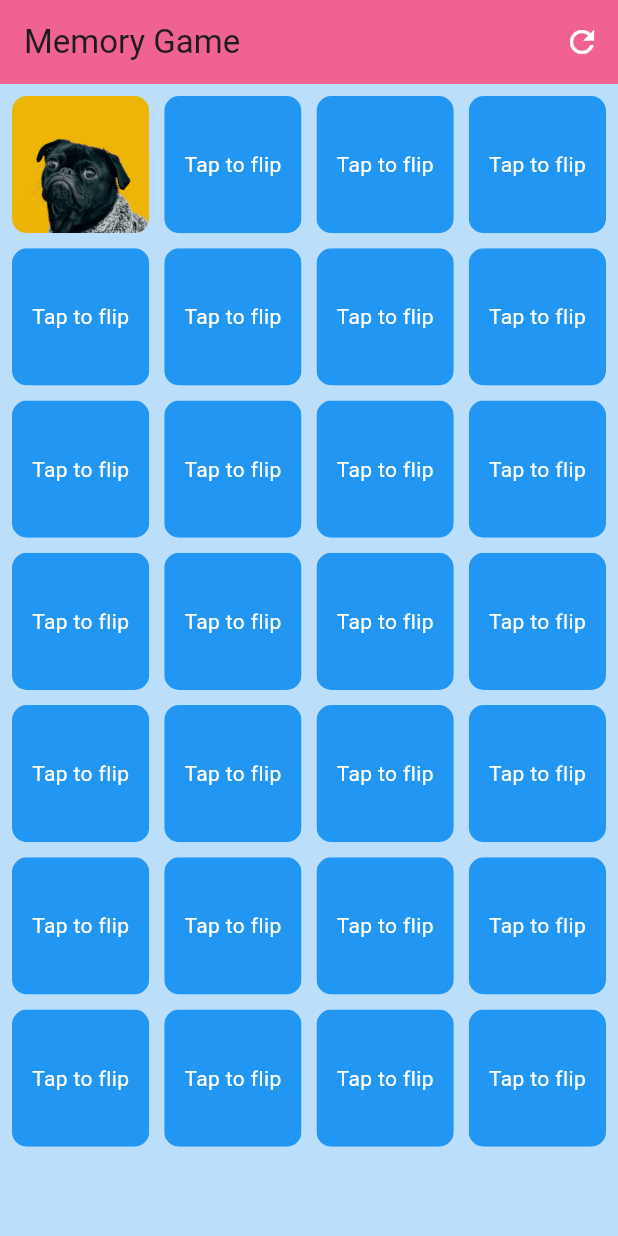
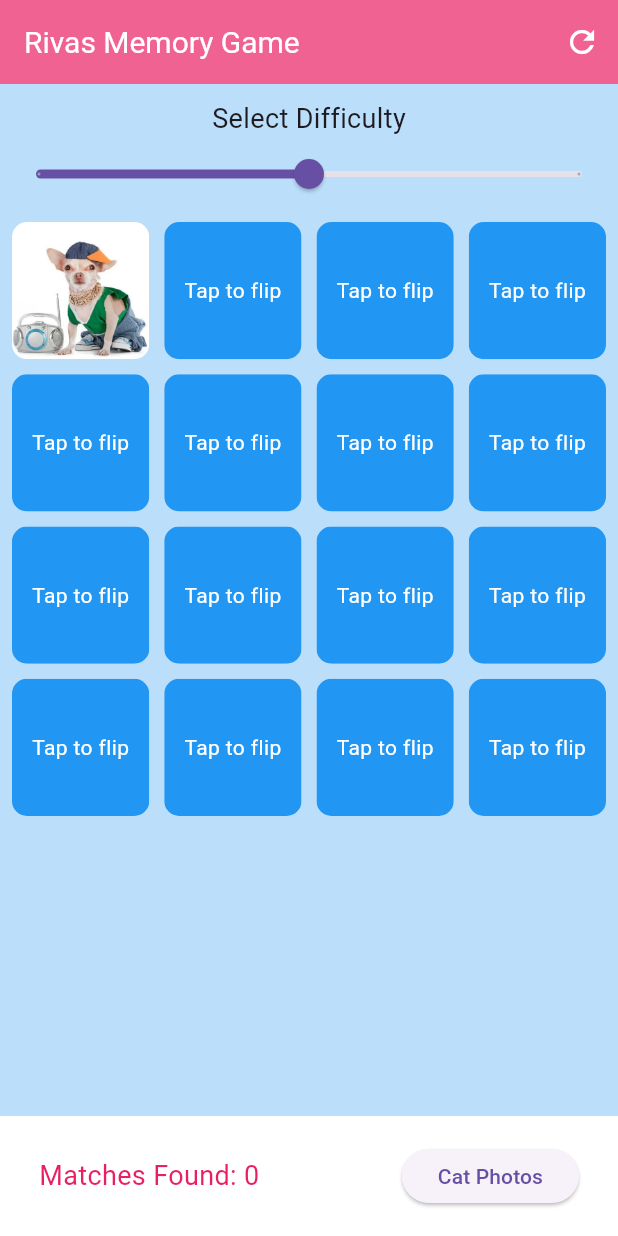
Before and after one commit to heatherfischer/memory_game1, a Flutter app: the screen it shows after launch, after a tap on "Tap to flip", on a phone screen of 412 x 824 dp. Run offline on Flutter 3.47's test engine with Material 3 defaults, Android fonts, the phone set to English and light mode, and no system bars; network calls fail.

Commit message:
add app icon, add screen to display cat photos from API

```diff
--- a/lib/main.dart
+++ b/lib/main.dart
@@ -1,113 +1,20 @@
-import 'dart:math';
+
 import 'package:flutter/material.dart';
 
+import'package:memory_game1/memory_game_screen.dart';
+
 void main() {
-  runApp(const MemoryGameScreen());
+  runApp(const MyApp());
 }
 
-class MemoryGameScreen extends StatefulWidget {
-  const MemoryGameScreen({super.key});
-
-  @override
-  _MemoryGameScreenState createState() => _MemoryGameScreenState();
-}
-
-class _MemoryGameScreenState extends State<MemoryGameScreen> {
-  final List<String> imagePaths = [
-    "assets/images/cowboy.jpg",
-    "assets/images/skimask.jpg",
-    "assets/images/elf.jpeg",
-    "assets/images/ghost.jpg",
-    "assets/images/glitterHat.tiff",
-    "assets/images/greysweater.jpeg",
-    "assets/images/hawaii.jpg",
-    "assets/images/hiphop.jpg",
-    "assets/images/nose.tiff",
-    "assets/images/glasses.jpg",
-    "assets/images/sunglasses.jpeg",
-    "assets/images/superman.jpg",
-    "assets/images/sweater.jpg",
-    "assets/images/witch.tiff"
-  ];
-
-  List<String> gameImages = [];
-  List<bool> flippedCards = []; // Track flipped state
-
-  @override
-  void initState() {
-    super.initState();
-    setupGame();
-  }
-
-  void setupGame() {
-    setState(() {
-      gameImages = [...imagePaths, ...imagePaths];
-      gameImages.shuffle(Random());
-      flippedCards = List.generate(gameImages.length, (index) => false);
-    });
-  }
-
-  void flipCard(int index) {
-    setState(() {
-      flippedCards[index] = !flippedCards[index];
-    });
-  }
-
-  void restartGame() {
-    setupGame();
-    ScaffoldMessenger.of(context).showSnackBar(
-      const SnackBar(content: Text("Game restarted!")),
-    );
-  }
+class MyApp extends StatelessWidget {
+  const MyApp({super.key});
 
   @override
   Widget build(BuildContext context) {
     return MaterialApp(
-      home: Scaffold(
-        backgroundColor: Colors.blue[100],
-        appBar: AppBar(
-          title: const Text('Memory Game'),
-          backgroundColor: Colors.pink[300],
-          actions: [
-            IconButton(
-              icon: Icon(Icons.refresh, color: Colors.white),
-              onPressed: restartGame,
-              tooltip: "Restart Game",
-            ),
-          ],
-        ),
-        body: Padding(
-          padding: const EdgeInsets.all(8.0),
-          child: GridView.builder(
-            gridDelegate: const SliverGridDelegateWithFixedCrossAxisCount(
-              crossAxisCount: 4,
-              crossAxisSpacing: 10,
-              mainAxisSpacing: 10,
-            ),
-            itemCount: gameImages.length,
-            itemBuilder: (context, index) {
-              return GestureDetector(
-                onTap: () {
-                  flipCard(index);
-                },
-                child: ClipRRect(
-                  borderRadius: BorderRadius.circular(10),
-                  child: flippedCards[index]
-                      ? Image.asset(
-                    gameImages[index],
-                    fit: BoxFit.cover,
-                  )
-                      : Container(
-                    color: Colors.blue,
-                    child: const Center(child: Text("Tap to flip",
-                      style: TextStyle(color: Colors.white),)),
-                  ),
-                ),
-              );
-            },
-          ),
-        ),
-      ),
+      theme: ThemeData(primaryColor: Colors.blue),
+home: MemoryGameScreen()
     );
   }
 }
--- a/lib/memory_game_screen.dart
+++ b/lib/memory_game_screen.dart
@@ -0,0 +1,217 @@
+
+import 'dart:math';
+import 'package:flutter/cupertino.dart';
+import 'package:flutter/material.dart';
+import 'package:memory_game1/cat_photos_screen.dart';
+
+class MemoryGameScreen extends StatefulWidget {
+  const MemoryGameScreen({super.key});
+
+  @override
+  _MemoryGameScreenState createState() => _MemoryGameScreenState();
+}
+
+class _MemoryGameScreenState extends State<MemoryGameScreen> {
+  final List<String> imagePaths = [
+    "assets/images/cowboy.jpg",
+    "assets/images/skimask.jpg",
+    "assets/images/elf.jpeg",
+    "assets/images/ghost.jpg",
+    "assets/images/glitterHat.jpg",
+    "assets/images/greysweater.jpeg",
+    "assets/images/hawaii.jpg",
+    "assets/images/hiphop.jpg",
+    "assets/images/nose.jpg",
+    "assets/images/glasses.jpg",
+    "assets/images/sunglasses.jpeg",
+    "assets/images/superman.jpg",
+    "assets/images/sweater.jpg",
+    "assets/images/witch.jpg"
+  ];
+
+  List<String> gameImages = [];
+  List<bool> flippedCards = [];
+  int matchesFound = 0;
+  List<int> flippedIndexes = [];
+  bool isChecking = false; // Prevent multiple clicks
+
+  int _difficulty = 1; // Default: Medium
+  int _gridSize = 4; // Default grid size
+
+  void _setDifficulty(int value) {
+    setState(() {
+      _difficulty = value;
+      switch (_difficulty) {
+        case 0: _gridSize = 3; break; // Easy
+        case 1: _gridSize = 4; break; // Medium
+        case 2: _gridSize = 5; break; // Hard
+        default: _gridSize = 4;
+      }
+      setupGame();
+    });
+  }
+
+  @override
+  void initState() {
+    super.initState();
+    setupGame();
+  }
+
+  void setupGame() {
+    int numPairs = (_gridSize * _gridSize) ~/ 2; // Adjust pairs to match grid size
+    List<String> selectedImages = imagePaths.sublist(0, numPairs); // Limit images
+    gameImages = [...selectedImages, ...selectedImages]; // Create pairs
+    gameImages.shuffle(Random());
+
+    setState(() {
+      flippedCards = List.generate(gameImages.length, (index) => false);
+      matchesFound = 0;
+      flippedIndexes.clear();
+    });
+  }
+
+  void flipCard(int index) {
+    if (isChecking || flippedCards[index]) return;
+
+    setState(() {
+      flippedCards[index] = true;
+      flippedIndexes.add(index);
+    });
+
+    if (flippedIndexes.length == 2) {
+      isChecking = true;
+      Future.delayed(const Duration(seconds: 1), () {
+        checkMatch();
+      });
+    }
+  }
+
+  void checkMatch() {
+    if (flippedIndexes.length == 2) {
+      int firstIndex = flippedIndexes[0];
+      int secondIndex = flippedIndexes[1];
+
+      if (gameImages[firstIndex] != gameImages[secondIndex]) {
+        setState(() {
+          flippedCards[firstIndex] = false;
+          flippedCards[secondIndex] = false;
+        });
+      } else {
+        setState(() {
+          matchesFound++;
+        });
+      }
+    }
+
+    flippedIndexes.clear();
+    isChecking = false;
+  }
+
+  void restartGame() {
+    setupGame();
+  }
+
+  @override
+  Widget build(BuildContext context) {
+    return Scaffold(
+      backgroundColor: Colors.blue[100],
+      appBar: AppBar(
+        title: const Text('Rivas Memory Game'),
+        titleTextStyle: const TextStyle(color: Colors.white, fontSize: 20),
+        backgroundColor: Colors.pink[300],
+        actions: [
+          IconButton(
+            icon: const Icon(Icons.refresh, color: Colors.white),
+            onPressed: restartGame,
+            tooltip: "Restart Game",
+          ),
+        ],
+      ),
+      body: Column(
+        children: [
+          const SizedBox(height: 10),
+          const Text("Select Difficulty", style: TextStyle(fontSize: 18)),
+          Slider(
+            value: _difficulty.toDouble(),
+            min: 0,
+            max: 2,
+            divisions: 2,
+            label: ["Easy", "Medium", "Hard"][_difficulty],
+            onChanged: (value) => _setDifficulty(value.toInt()),
+          ),
+          Expanded(
+            child: Padding(
+              padding: const EdgeInsets.all(8.0),
+              child: GridView.builder(
+                gridDelegate: SliverGridDelegateWithFixedCrossAxisCount(
+                  crossAxisCount: _gridSize,
+                  crossAxisSpacing: 10,
+                  mainAxisSpacing: 10,
+                ),
+                itemCount: gameImages.length,
+                itemBuilder: (context, index) {
+                  return GestureDetector(
+                    onTap: () => flipCard(index),
+                    child: ClipRRect(
+                      borderRadius: BorderRadius.circular(10),
+                      child: flippedCards[index]
+                          ? Image.asset(
+                        gameImages[index],
+                        fit: BoxFit.cover,
+                      )
+                          : const MemoryCard(),
+                    ),
+                  );
+                },
+              ),
+            ),
+          ),
+          BottomAppBar(
+            color: Colors.white,
+            child: Padding(
+              padding: const EdgeInsets.all(10.0),
+              child: Row(
+                mainAxisSize: MainAxisSize.min,
+                children: [
+                  Text(
+                    "Matches Found: $matchesFound",
+                    style: const TextStyle(fontSize: 18, color: Colors.pink),
+                    textAlign: TextAlign.center,
+                  ),
+                 Spacer(),
+                  ElevatedButton(
+                    onPressed: () {
+                      Navigator.push(
+                        context,
+                        MaterialPageRoute(builder: (context) =>  CatPhotos()),
+                      );
+                    },
+                    child: const Text("Cat Photos"),
+                  ),
+                ],
+              ),
+            ),
+          ),
+        ],
+      ),
+    );
+  }
+}
+
+// Modify Container widget to make custom widget
+class MemoryCard extends StatelessWidget {
+  const MemoryCard({super.key});
+
+  @override
+  Widget build(BuildContext context) {
+    return Container(
+      color: Colors.blue,
+      child: const Center(
+        child: Text(
+          "Tap to flip",
+          style: TextStyle(color: Colors.white),
+        ),
+      ),
+    );
+  }
+}
--- a/pubspec.yaml
+++ b/pubspec.yaml
@@ -34,6 +34,7 @@ dependencies:
   # The following adds the Cupertino Icons font to your application.
   # Use with the CupertinoIcons class for iOS style icons.
   cupertino_icons: ^1.0.8
+  http: ^1.3.0
 
 dev_dependencies:
   flutter_test:
```
Also changed, not shown: lib/cat_api_service.dart (added, +23 -0 lines), lib/cat_photos_screen.dart (added, +74 -0 lines), assets/images/glitterHat.jpg (added), assets/images/icon.png (added), assets/images/nose.jpg (added), assets/images/witch.jpg (added), pubspec.lock, 43 other files.
